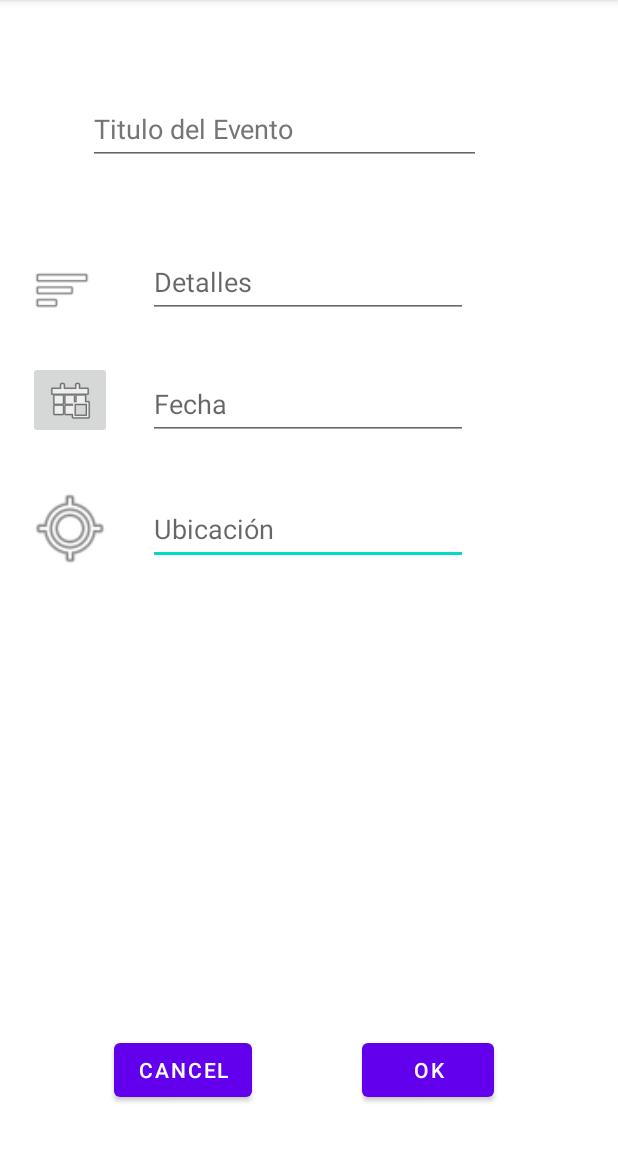
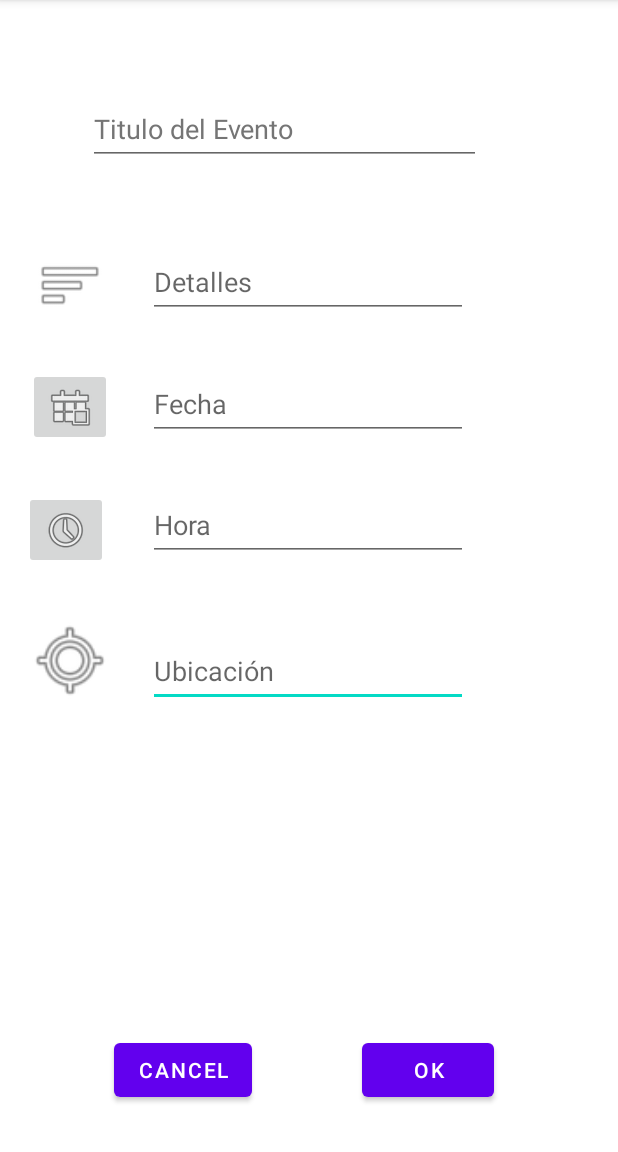
Before and after one commit to albertong98/myTasks, an Android app: the FormularioEventos screen opened directly, with no data from a screen before it, on a phone screen of 412 x 824 dp, the part 84-1236 px from its top. Run offline under Robolectric (Android 15) with nearby library versions, the phone set to English and light mode, and no system bars.

Commit message:
añadida la funcion de seleccionar la hora

```diff
--- a/app/src/main/java/com/uniovi/mytasks/FormularioEventos.java
+++ b/app/src/main/java/com/uniovi/mytasks/FormularioEventos.java
@@ -3,6 +3,7 @@ package com.uniovi.mytasks;
 import androidx.appcompat.app.AppCompatActivity;
 
 import android.app.DatePickerDialog;
+import android.app.TimePickerDialog;
 import android.content.Intent;
 import android.os.Bundle;
 import android.provider.CalendarContract;
@@ -11,10 +12,12 @@ import android.widget.Button;
 import android.widget.DatePicker;
 import android.widget.EditText;
 import android.widget.ImageButton;
+import android.widget.TimePicker;
 import android.widget.Toast;
 
 import com.uniovi.mytasks.modelo.Task;
 
+import java.sql.Time;
 import java.text.ParseException;
 import java.text.SimpleDateFormat;
 import java.util.Calendar;
@@ -22,7 +25,7 @@ import java.util.Date;
 
 public class FormularioEventos extends AppCompatActivity {
 
-    private int day, month, year;
+    private int day, month, year, hour, min;
 
     EditText titulo;
     EditText detalles;
@@ -30,6 +33,7 @@ public class FormularioEventos extends AppCompatActivity {
 
     //datos del datepicker
     EditText txtDate;
+    EditText txtHour;
     @Override
     protected void onCreate(Bundle savedInstanceState) {
         super.onCreate(savedInstanceState);
@@ -38,10 +42,12 @@ public class FormularioEventos extends AppCompatActivity {
         Button buttonOk = findViewById(R.id.buttonOk);
         Button buttonCancel = findViewById(R.id.buttonCancel);
         ImageButton btnDate = findViewById(R.id.imgBtnDate);
+        ImageButton btnTime = findViewById(R.id.imgBtnTime);
 
         titulo = (EditText) findViewById(R.id.txtTituloTareaAñadir);
         detalles = (EditText) findViewById(R.id.txtDetallesAñadir);
         txtDate = (EditText) findViewById(R.id.txtFecha);
+        txtHour = (EditText) findViewById(R.id.txtHora);
         ubicacion = (EditText) findViewById(R.id.txtUbicacion);
 
 
@@ -49,7 +55,7 @@ public class FormularioEventos extends AppCompatActivity {
             /** TODO: Obtener datos correctos de la tarea **/
             Task task = null;
             try {
-                task = new Task(titulo.getText().toString(),detalles.getText().toString(),new SimpleDateFormat("dd/MM/yyyy").parse(txtDate.getText().toString()), ubicacion.getText().toString());
+                task = new Task(titulo.getText().toString(),detalles.getText().toString(),new SimpleDateFormat("dd/MM/yyyy").parse(txtDate.getText().toString()), ubicacion.getText().toString(), new SimpleDateFormat("hh:mm").parse(txtHour.getText().toString()));
             } catch (ParseException e) {
                 e.printStackTrace();
             }
@@ -65,7 +71,6 @@ public class FormularioEventos extends AppCompatActivity {
         });
 
         btnDate.setOnClickListener(view -> {
-            if(view==btnDate){
                 final Calendar c = Calendar.getInstance();
                 day = c.get(Calendar.DAY_OF_MONTH);
                 month = c.get(Calendar.MONTH);
@@ -82,9 +87,28 @@ public class FormularioEventos extends AppCompatActivity {
 
                     }
                 }
-                        , day, month, year);
+                        , year, month, day);
                 datePickerDialog.show();
+
+        });
+
+        btnTime.setOnClickListener(view -> {
+            final Calendar c = Calendar.getInstance();
+            hour = c.get(Calendar.HOUR_OF_DAY);
+            min = c.get(Calendar.MINUTE);
+
+            TimePickerDialog timePickerDialog = new TimePickerDialog(this, new TimePickerDialog.OnTimeSetListener() {
+                @Override
+                public void onTimeSet(TimePicker timePicker, int hourOfDay, int minute) {
+
+                    hour = hourOfDay;
+                    min = minute;
+                    txtHour.setText(hourOfDay+":"+minute);
+
+                }
             }
+                    , hour, min, true);
+            timePickerDialog.show();
         });
     }
 
@@ -99,6 +123,9 @@ public class FormularioEventos extends AppCompatActivity {
                 calendar.set(Calendar.YEAR, year);
                 calendar.set(Calendar.MONTH, month);
                 calendar.set(Calendar.DAY_OF_MONTH, day);
+
+                calendar.set(Calendar.HOUR_OF_DAY, hour);
+                calendar.set(Calendar.MINUTE, min);
 
                 intent = new Intent(Intent.ACTION_EDIT);
                 intent.setType("vnd.android.cursor.item/event");
--- a/app/src/main/java/com/uniovi/mytasks/MainActivity.java
+++ b/app/src/main/java/com/uniovi/mytasks/MainActivity.java
@@ -146,8 +146,9 @@ public class MainActivity extends AppCompatActivity {
                 String titulo = tarea.getString("titulo");
                 String descripcion = tarea.getString("descripcion");
                 String fecha = tarea.getString("fecha");
+                String hora = tarea.getString( "hora");
 
-                listaTareas.add(new Task(titulo,descripcion,new SimpleDateFormat("dd/MM/yyyy").parse(fecha)));
+                listaTareas.add(new Task(titulo,descripcion,new SimpleDateFormat("dd/MM/yyyy").parse(fecha),new SimpleDateFormat("hh:mm").parse(hora)));
             }
         }catch(JSONException e){
             e.printStackTrace();
--- a/app/src/main/res/layout/activity_formulario_eventos.xml
+++ b/app/src/main/res/layout/activity_formulario_eventos.xml
@@ -19,7 +19,7 @@
         app:layout_constraintHorizontal_bias="0.497"
         app:layout_constraintStart_toStartOf="parent"
         app:layout_constraintTop_toBottomOf="@+id/txtFecha"
-        app:layout_constraintVertical_bias="0.083" />
+        app:layout_constraintVertical_bias="0.304" />
 
     <Button
         android:id="@+id/buttonOk"
@@ -102,32 +102,59 @@
         app:layout_constraintHorizontal_bias="0.053"
         app:layout_constraintStart_toStartOf="parent"
         app:layout_constraintTop_toBottomOf="@+id/txtTituloEventoAñadir"
-        app:layout_constraintVertical_bias="0.216"
+        app:layout_constraintVertical_bias="0.223"
         app:srcCompat="@android:drawable/ic_menu_today"
         tools:ignore="SpeakableTextPresentCheck" />
 
     <ImageView
         android:id="@+id/imgDetalles"
-        android:layout_width="45dp"
-        android:layout_height="40dp"
+        android:layout_width="56dp"
+        android:layout_height="44dp"
         app:layout_constraintBottom_toBottomOf="parent"
         app:layout_constraintEnd_toEndOf="parent"
-        app:layout_constraintHorizontal_bias="0.051"
+        app:layout_constraintHorizontal_bias="0.053"
         app:layout_constraintStart_toStartOf="parent"
         app:layout_constraintTop_toBottomOf="@+id/txtTituloEventoAñadir"
-        app:layout_constraintVertical_bias="0.102"
+        app:layout_constraintVertical_bias="0.094"
         app:srcCompat="@android:drawable/ic_menu_sort_by_size" />
 
     <ImageView
         android:id="@+id/imgUbicacion"
         android:layout_width="56dp"
         android:layout_height="67dp"
-        android:layout_marginTop="24dp"
         app:layout_constraintBottom_toBottomOf="parent"
-        app:layout_constraintEnd_toStartOf="@+id/txtUbicacion"
-        app:layout_constraintHorizontal_bias="0.431"
+        app:layout_constraintEnd_toEndOf="parent"
+        app:layout_constraintHorizontal_bias="0.053"
         app:layout_constraintStart_toStartOf="parent"
-        app:layout_constraintTop_toBottomOf="@+id/imgBtnDate"
-        app:layout_constraintVertical_bias="0.005"
+        app:layout_constraintTop_toBottomOf="@+id/txtTituloEventoAñadir"
+        app:layout_constraintVertical_bias="0.502"
         app:srcCompat="@android:drawable/ic_menu_mylocation" />
+
+    <ImageButton
+        android:id="@+id/imgBtnTime"
+        android:layout_width="wrap_content"
+        android:layout_height="wrap_content"
+        app:layout_constraintBottom_toBottomOf="parent"
+        app:layout_constraintEnd_toEndOf="parent"
+        app:layout_constraintHorizontal_bias="0.045"
+        app:layout_constraintStart_toStartOf="parent"
+        app:layout_constraintTop_toBottomOf="@+id/txtTituloEventoAñadir"
+        app:layout_constraintVertical_bias="0.359"
+        app:srcCompat="@android:drawable/ic_menu_recent_history"
+        tools:ignore="SpeakableTextPresentCheck" />
+
+    <EditText
+        android:id="@+id/txtHora"
+        android:layout_width="wrap_content"
+        android:layout_height="wrap_content"
+        android:ems="10"
+        android:hint="@string/txtHora"
+        android:inputType="textPersonName"
+        android:minHeight="48dp"
+        app:layout_constraintBottom_toBottomOf="parent"
+        app:layout_constraintEnd_toEndOf="parent"
+        app:layout_constraintHorizontal_bias="0.497"
+        app:layout_constraintStart_toStartOf="parent"
+        app:layout_constraintTop_toBottomOf="@+id/txtFecha"
+        app:layout_constraintVertical_bias="0.077" />
 </androidx.constraintlayout.widget.ConstraintLayout>
--- a/app/src/main/res/values/strings.xml
+++ b/app/src/main/res/values/strings.xml
@@ -10,4 +10,5 @@
     <string name="t_tulo_del_evento">Titulo del Evento</string>
     <string name="Ubicación">ubicacion</string>
     <string name="ubicacion">Ubicación</string>
+    <string name="txtHora">Hora</string>
 </resources>
```
Also changed, not shown: app/src/main/java/com/uniovi/mytasks/FormularioActivity.java (+29 -3 lines), app/src/main/java/com/uniovi/mytasks/modelo/Task.java (+15 -2 lines), app/src/main/res/layout/activity_formulario.xml (+28 -0 lines).
